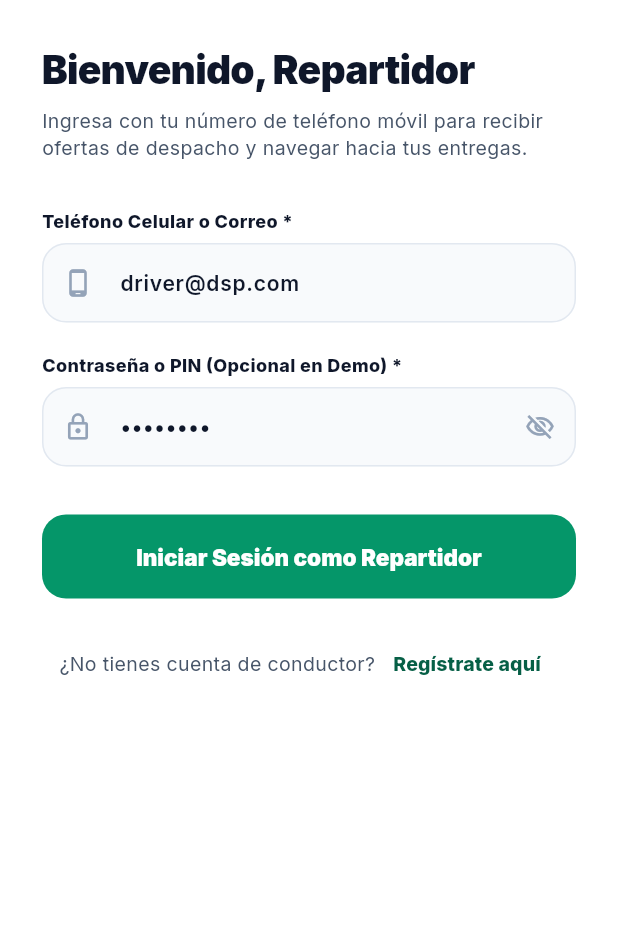
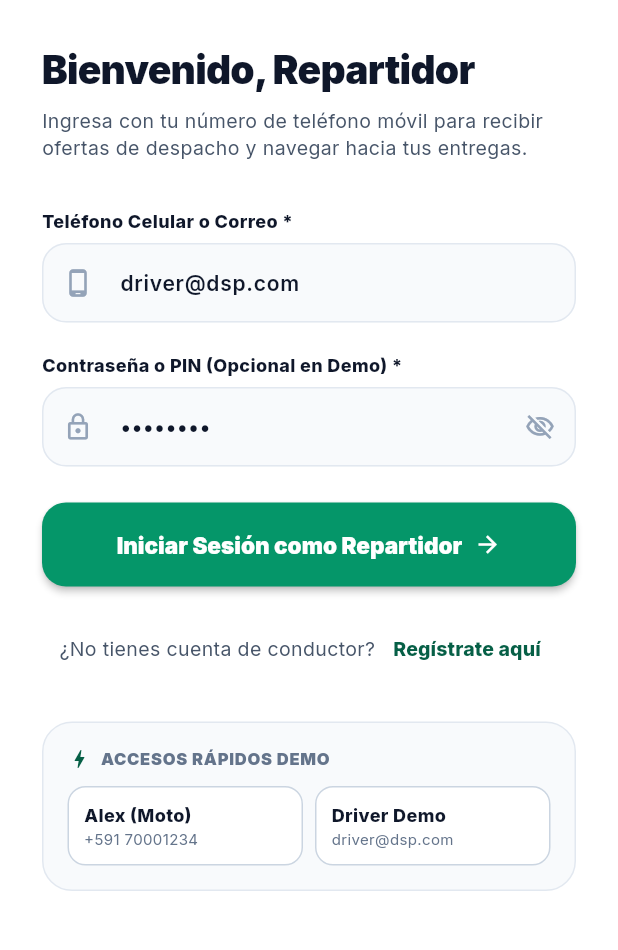
Before and after one commit to marvinjoel2001/dsp_app, a Flutter app: the screen it shows after launch, after a tap on "Iniciar sesión en cuenta existente", on a phone screen of 412 x 824 dp, the part 150-1100 px from its top. Run offline on Flutter 3.47's test engine with Material 3 defaults, Android fonts, the phone set to English and light mode, and no system bars; our stand-ins replace audioplayers, dio, firebase_core, firebase_messaging, flutter_local_notifications, flutter_map and 10 more; accounts and stored records are empty; network calls fail.

Commit message:
feat(auth): improve driver app login screen with 1-click test credentials and clean UI

```diff
--- a/lib/app/ui/views/auth/login_screen.dart
+++ b/lib/app/ui/views/auth/login_screen.dart
@@ -1,4 +1,3 @@
-import 'package:flutter/foundation.dart';
 import 'package:flutter/material.dart';
 import 'package:provider/provider.dart';
 import '../../../core/theme/app_colors.dart';
@@ -147,9 +146,9 @@ class _LoginScreenState extends State<LoginScreen> {
                   ),
                 ),
 
-                const SizedBox(height: 32),
+                const SizedBox(height: 24),
 
-                // Botón Iniciar Sesión
+                // Botón Principal Iniciar Sesión
                 SizedBox(
                   width: double.infinity,
                   height: 56,
@@ -160,7 +159,7 @@ class _LoginScreenState extends State<LoginScreen> {
                             if (_formKey.currentState?.validate() ?? false) {
                               final success = await authCtrl.login(
                                 _phoneOrEmailController.text.trim(),
-                                _passwordController.text.isEmpty ? '123456' : _passwordController.text,
+                                _passwordController.text.isEmpty ? 'admin123' : _passwordController.text,
                               );
                               if (!context.mounted) return;
 
@@ -203,6 +202,7 @@ class _LoginScreenState extends State<LoginScreen> {
                     style: ElevatedButton.styleFrom(
                       backgroundColor: AppColors.primary,
                       shape: RoundedRectangleBorder(borderRadius: BorderRadius.circular(16)),
+                      elevation: 2,
                     ),
                     child: authCtrl.isLoading
                         ? const SizedBox(
@@ -210,7 +210,10 @@ class _LoginScreenState extends State<LoginScreen> {
                             height: 24,
                             child: CircularProgressIndicator(color: Colors.white, strokeWidth: 2.5),
                           )
-                        : const Text(
+                        : const Row(
+                            mainAxisAlignment: MainAxisAlignment.center,
+                            children: [
+                              Text(
                                 'Iniciar Sesión como Repartidor',
                                 style: TextStyle(
                                   fontSize: 15,
@@ -218,10 +221,14 @@ class _LoginScreenState extends State<LoginScreen> {
                                   color: Colors.white,
                                 ),
                               ),
+                              SizedBox(width: 8),
+                              Icon(Icons.arrow_forward, size: 18, color: Colors.white),
+                            ],
+                          ),
                   ),
                 ),
 
-                const SizedBox(height: 20),
+                const SizedBox(height: 18),
 
                 // Enlace a Registro
                 Center(
@@ -249,42 +256,109 @@ class _LoginScreenState extends State<LoginScreen> {
                   ),
                 ),
 
-                if (kDebugMode) ...[
-                  const SizedBox(height: 16),
-                  // Botón de Acceso Rápido Demo 1-Click (Solo para Pruebas / QA / Debug)
-                  InkWell(
-                    onTap: () async {
-                      await authCtrl.login('driver@dsp.com', 'admin123');
-                      if (!context.mounted) return;
-                      context.pushReplacementAnimated(const AllOrdersFeedScreen());
-                    },
-                    borderRadius: BorderRadius.circular(16),
-                    child: Container(
-                      width: double.infinity,
-                      padding: const EdgeInsets.symmetric(vertical: 14),
+                const SizedBox(height: 24),
+
+                // Sección de Acceso Rápido Demo 1-Click
+                Container(
+                  padding: const EdgeInsets.all(16),
                   decoration: BoxDecoration(
-                        color: AppColors.primaryLight,
-                        borderRadius: BorderRadius.circular(16),
-                        border: Border.all(color: AppColors.primary.withValues(alpha: 0.3)),
+                    color: const Color(0xFFF8FAFC),
+                    borderRadius: BorderRadius.circular(20),
+                    border: Border.all(color: const Color(0xFFE2E8F0)),
                   ),
-                      child: const Row(
-                        mainAxisAlignment: MainAxisAlignment.center,
+                  child: Column(
+                    crossAxisAlignment: CrossAxisAlignment.start,
                     children: [
-                          Icon(Icons.bolt, color: AppColors.primaryDark, size: 18),
+                      const Row(
+                        children: [
+                          Icon(Icons.bolt, color: AppColors.primaryDark, size: 16),
                           SizedBox(width: 6),
                           Text(
-                            '⚡ 1-Click Demo QA (+591 70001234 • Alex)',
+                            'ACCESOS RÁPIDOS DEMO',
                             style: TextStyle(
-                              fontSize: 13,
-                              fontWeight: FontWeight.w800,
-                              color: AppColors.primaryDark,
+                              fontSize: 11,
+                              fontWeight: FontWeight.w900,
+                              color: Color(0xFF64748B),
+                              letterSpacing: 0.5,
                             ),
+                          ),
+                        ],
+                      ),
+                      const SizedBox(height: 10),
+                      Row(
+                        children: [
+                          Expanded(
+                            child: InkWell(
+                              onTap: () async {
+                                _phoneOrEmailController.text = '+591 70001234';
+                                _passwordController.text = 'admin123';
+                                final ok = await authCtrl.login('+591 70001234', 'admin123');
+                                if (!context.mounted) return;
+                                if (ok) context.pushReplacementAnimated(const AllOrdersFeedScreen());
+                              },
+                              borderRadius: BorderRadius.circular(12),
+                              child: Container(
+                                padding: const EdgeInsets.symmetric(horizontal: 10, vertical: 10),
+                                decoration: BoxDecoration(
+                                  color: Colors.white,
+                                  borderRadius: BorderRadius.circular(12),
+                                  border: Border.all(color: const Color(0xFFCBD5E1)),
+                                ),
+                                child: const Column(
+                                  crossAxisAlignment: CrossAxisAlignment.start,
+                                  children: [
+                                    Text(
+                                      'Alex (Moto)',
+                                      style: TextStyle(fontSize: 12, fontWeight: FontWeight.w800, color: Color(0xFF0F172A)),
+                                    ),
+                                    Text(
+                                      '+591 70001234',
+                                      style: TextStyle(fontSize: 10, color: Color(0xFF64748B)),
                                     ),
                                   ],
                                 ),
                               ),
                             ),
+                          ),
+                          const SizedBox(width: 8),
+                          Expanded(
+                            child: InkWell(
+                              onTap: () async {
+                                _phoneOrEmailController.text = 'driver@dsp.com';
+                                _passwordController.text = 'admin123';
+                                final ok = await authCtrl.login('driver@dsp.com', 'admin123');
+                                if (!context.mounted) return;
+                                if (ok) context.pushReplacementAnimated(const AllOrdersFeedScreen());
+                              },
+                              borderRadius: BorderRadius.circular(12),
+                              child: Container(
+                                padding: const EdgeInsets.symmetric(horizontal: 10, vertical: 10),
+                                decoration: BoxDecoration(
+                                  color: Colors.white,
+                                  borderRadius: BorderRadius.circular(12),
+                                  border: Border.all(color: const Color(0xFFCBD5E1)),
+                                ),
+                                child: const Column(
+                                  crossAxisAlignment: CrossAxisAlignment.start,
+                                  children: [
+                                    Text(
+                                      'Driver Demo',
+                                      style: TextStyle(fontSize: 12, fontWeight: FontWeight.w800, color: Color(0xFF0F172A)),
+                                    ),
+                                    Text(
+                                      'driver@dsp.com',
+                                      style: TextStyle(fontSize: 10, color: Color(0xFF64748B)),
+                                    ),
                                   ],
+                                ),
+                              ),
+                            ),
+                          ),
+                        ],
+                      ),
+                    ],
+                  ),
+                ),
               ],
             ),
           ),
```
Lines whose indentation alone changed are shown as unchanged.
